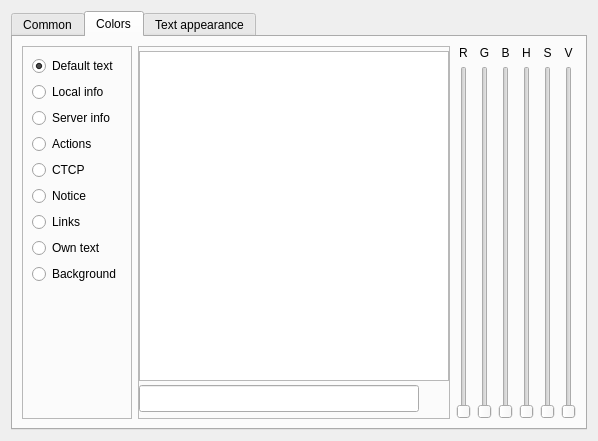
Old version of the form iconfig/iconfigcustomize.ui in the repository daniel-Jones/IdealIRC.
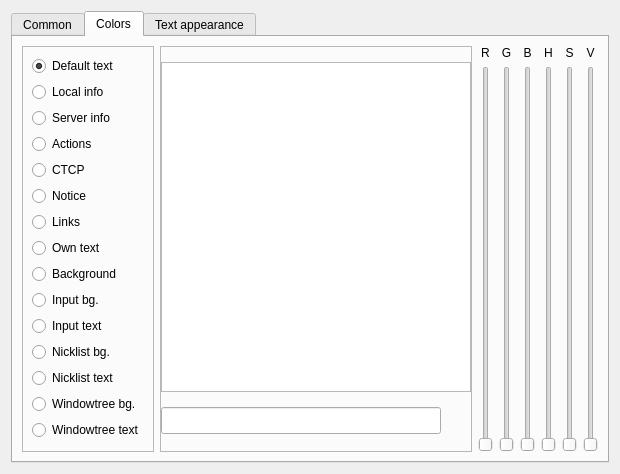
New version of the form.

Commit message: Custom color on Window Tree Also added nicklist colors and input text colors. Nicklist scrollbar color doesn't follow the background-color anymore.

```diff
--- a/iconfig/iconfigcustomize.ui
+++ b/iconfig/iconfigcustomize.ui
@@ -9,8 +9,8 @@
    <rect>
     <x>0</x>
     <y>0</y>
-    <width>587</width>
-    <height>441</height>
+    <width>620</width>
+    <height>450</height>
    </rect>
   </property>
   <property name="windowTitle">
@@ -120,10 +120,10 @@
           <enum>QFrame::Raised</enum>
          </property>
          <layout class="QGridLayout" name="gridLayout_4">
-          <item row="7" column="0">
-           <widget class="QRadioButton" name="rdOwn">
+          <item row="12" column="0">
+           <widget class="QRadioButton" name="rdNicklistText">
             <property name="text">
-             <string>Own text</string>
+             <string>Nicklist text</string>
             </property>
            </widget>
           </item>
@@ -134,10 +134,10 @@
             </property>
            </widget>
           </item>
-          <item row="3" column="0">
-           <widget class="QRadioButton" name="rdActions">
+          <item row="8" column="0">
+           <widget class="QRadioButton" name="rdBackground">
             <property name="text">
-             <string>Actions</string>
+             <string>Background</string>
             </property>
            </widget>
           </item>
@@ -148,6 +148,13 @@
             </property>
            </widget>
           </item>
+          <item row="3" column="0">
+           <widget class="QRadioButton" name="rdActions">
+            <property name="text">
+             <string>Actions</string>
+            </property>
+           </widget>
+          </item>
           <item row="0" column="0">
            <widget class="QRadioButton" name="rdDefault">
             <property name="text">
@@ -158,20 +165,6 @@
             </property>
            </widget>
           </item>
-          <item row="2" column="0">
-           <widget class="QRadioButton" name="rdServerInfo">
-            <property name="text">
-             <string>Server info</string>
-            </property>
-           </widget>
-          </item>
-          <item row="8" column="0">
-           <widget class="QRadioButton" name="rdBackground">
-            <property name="text">
-             <string>Background</string>
-            </property>
-           </widget>
-          </item>
           <item row="1" column="0">
            <widget class="QRadioButton" name="rdLocalInfo">
             <property name="text">
@@ -179,6 +172,27 @@
             </property>
            </widget>
           </item>
+          <item row="9" column="0">
+           <widget class="QRadioButton" name="rdInputBg">
+            <property name="text">
+             <string>Input bg.</string>
+            </property>
+           </widget>
+          </item>
+          <item row="2" column="0">
+           <widget class="QRadioButton" name="rdServerInfo">
+            <property name="text">
+             <string>Server info</string>
+            </property>
+           </widget>
+          </item>
+          <item row="13" column="0">
+           <widget class="QRadioButton" name="rdWindowTreeBg">
+            <property name="text">
+             <string>Windowtree bg.</string>
+            </property>
+           </widget>
+          </item>
           <item row="6" column="0">
            <widget class="QRadioButton" name="rdLinks">
             <property name="text">
@@ -186,18 +200,33 @@
             </property>
            </widget>
           </item>
-          <item row="9" column="0">
-           <spacer name="verticalSpacer_2">
-            <property name="orientation">
-             <enum>Qt::Vertical</enum>
+          <item row="10" column="0">
+           <widget class="QRadioButton" name="rdInputText">
+            <property name="text">
+             <string>Input text</string>
             </property>
-            <property name="sizeHint" stdset="0">
-             <size>
-              <width>20</width>
-              <height>40</height>
-             </size>
+           </widget>
+          </item>
+          <item row="7" column="0">
+           <widget class="QRadioButton" name="rdOwn">
+            <property name="text">
+             <string>Own text</string>
             </property>
-           </spacer>
+           </widget>
+          </item>
+          <item row="11" column="0">
+           <widget class="QRadioButton" name="rdNicklistBg">
+            <property name="text">
+             <string>Nicklist bg.</string>
+            </property>
+           </widget>
+          </item>
+          <item row="14" column="0">
+           <widget class="QRadioButton" name="rdWindowTreeText">
+            <property name="text">
+             <string>Windowtree text</string>
+            </property>
+           </widget>
           </item>
          </layout>
         </widget>
```
The commit also changes 9 other files.
